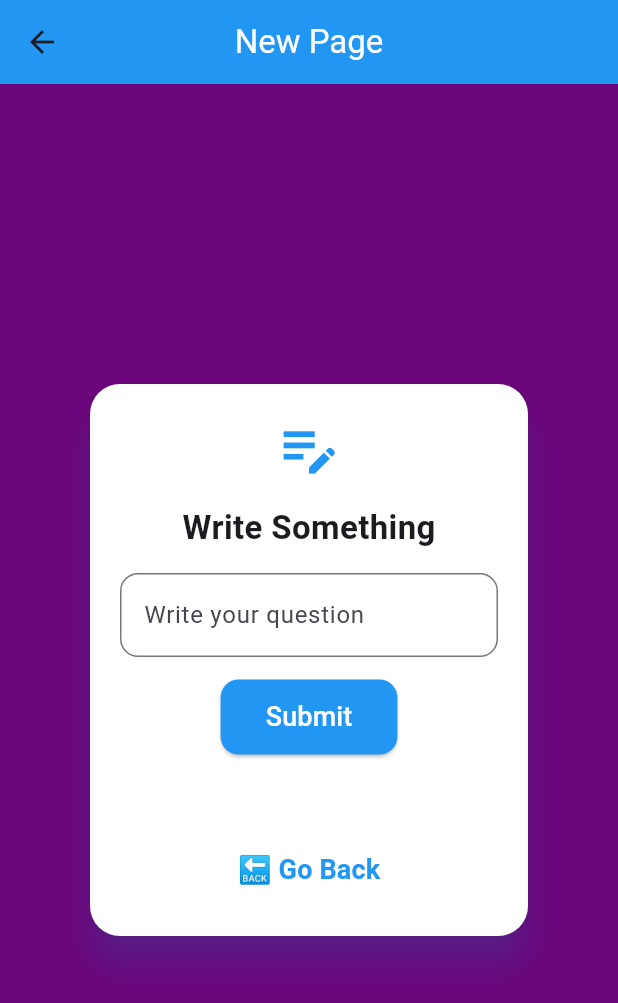
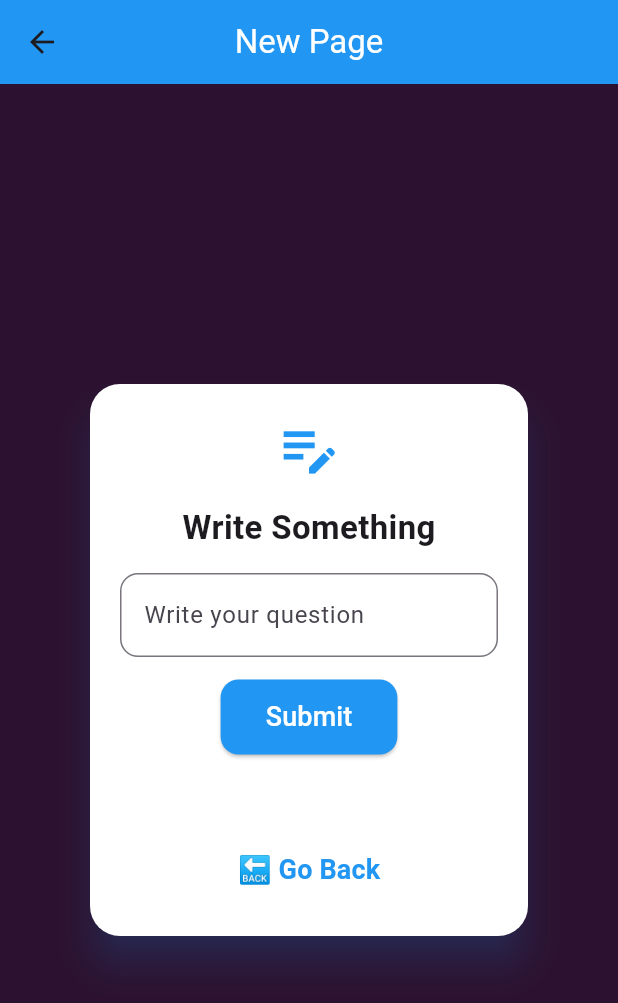
Before and after one commit to bushrabegum219/SAD_assighnment_7, a Flutter app: the NewPage screen opened directly, on a phone screen of 412 x 824 dp. Shown: the top 1003 px of the screen. Run offline on Flutter 3.47's test engine with Material 3 defaults, Android fonts, the phone set to English and light mode, and no system bars.

Commit message:
Change background color of newpage.dart

```diff
--- a/lib/newpage.dart
+++ b/lib/newpage.dart
@@ -14,7 +14,7 @@ class _NewPageState extends State<NewPage> {
   @override
   Widget build(BuildContext context) {
     return Scaffold(
-      backgroundColor: const Color.fromARGB(255, 107, 5, 122),
+      backgroundColor: const Color.fromARGB(255, 44, 18, 48),
 
       appBar: AppBar(
         backgroundColor: Colors.blue,
```
